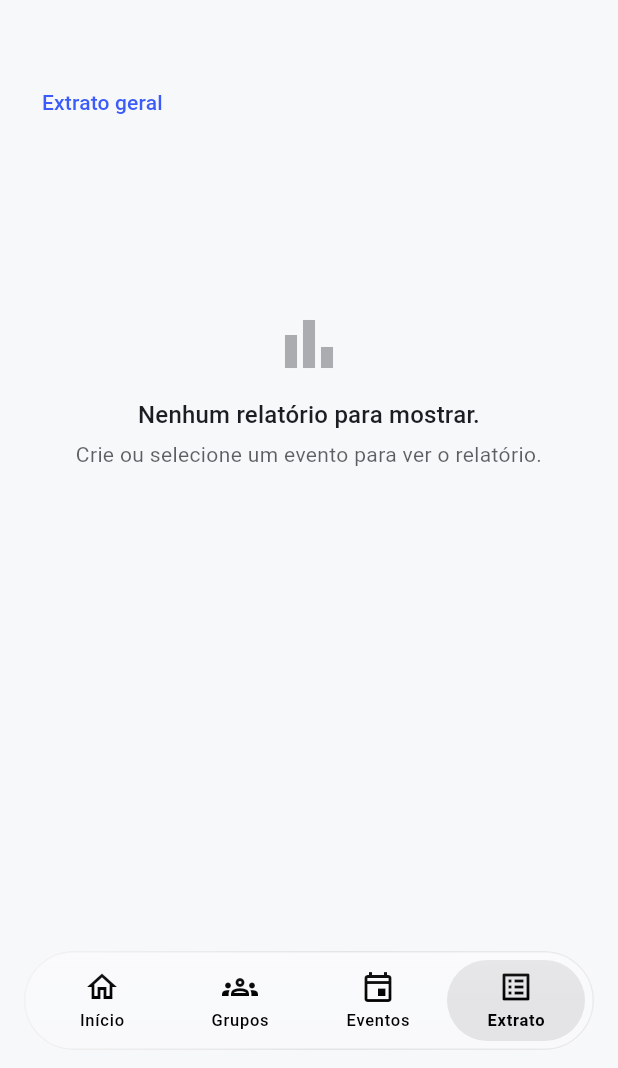
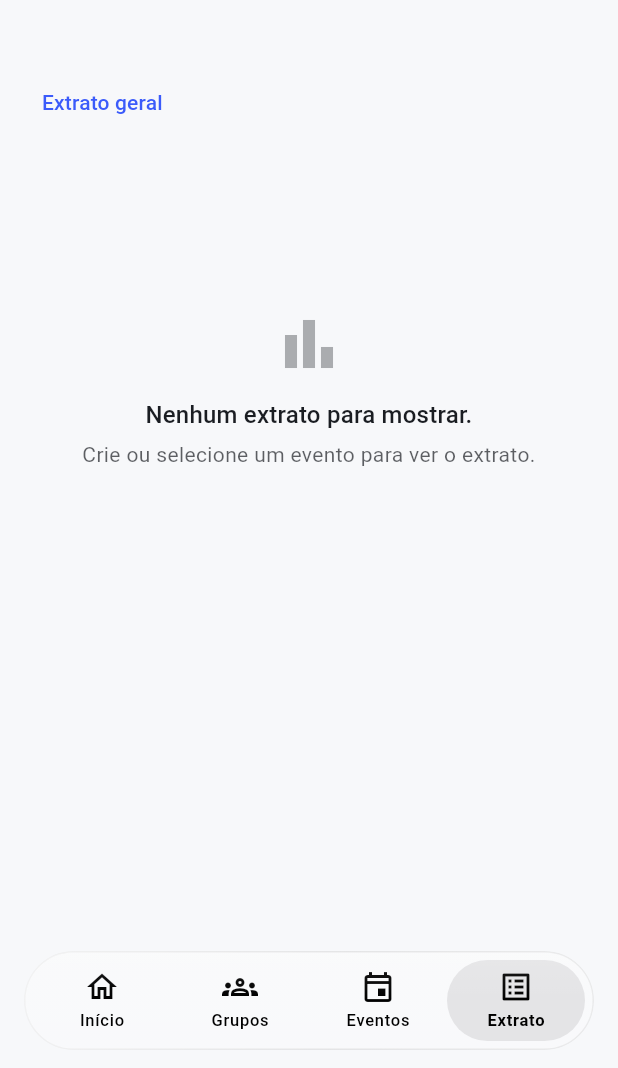
Before and after one commit to vanderborges/split-bill-front, a Flutter app: the StatementPage screen opened by its route, on a phone screen of 412 x 824 dp, the part 168-1236 px from its top. Run offline on Flutter 3.47's test engine with Material 3 defaults, Android fonts, the phone set to English and light mode, and no system bars; our stand-ins replace dio, firebase_core, firebase_messaging, flutter_riverpod, flutter_secure_storage, go_router and 3 more; accounts and stored records are empty; network calls fail.

Commit message:
feat: temporarios so na lista Temporarios (visivel a todos), Extrato com grupos A-Z e eventos do mais novo ao mais antigo, total/saldo na aba Despesas, cobranca sem figurinha

```diff
--- a/lib/features/reports/pages/reports_page.dart
+++ b/lib/features/reports/pages/reports_page.dart
@@ -94,11 +94,13 @@ class EventFilterFields extends ConsumerWidget {
             items: [
               const DropdownMenuItem<String?>(
                   value: null, child: Text('Todos os grupos')),
-              ...groups.map((group) => DropdownMenuItem<String?>(
-                  value: group.id,
-                  child: Text(group.viewerRemoved
-                      ? '${group.name} (você saiu)'
-                      : group.name))),
+              // Grupos em ordem alfabética.
+              ...sortedByNamePtBr(groups, (group) => group.name).map((group) =>
+                  DropdownMenuItem<String?>(
+                      value: group.id,
+                      child: Text(group.viewerRemoved
+                          ? '${group.name} (você saiu)'
+                          : group.name))),
             ],
             onChanged: (value) {
               ref.read(selectedGroupIdProvider.notifier).state = value;
@@ -199,10 +201,15 @@ class EventBalanceView extends ConsumerWidget {
     return reportAsync.when(
       data: (report) {
         if (report == null) {
-          return const EmptyState(
+          // Extrato fala de extrato; Saldo/Relatório, de relatório.
+          return EmptyState(
             icon: Icons.bar_chart_outlined,
-            title: 'Nenhum relatório para mostrar.',
-            message: 'Crie ou selecione um evento para ver o relatório.',
+            title: onlyCurrentUser
+                ? 'Nenhum extrato para mostrar.'
+                : 'Nenhum relatório para mostrar.',
+            message: onlyCurrentUser
+                ? 'Crie ou selecione um evento para ver o extrato.'
+                : 'Crie ou selecione um evento para ver o relatório.',
           );
         }
         // Sem título/status aqui: o status fica na lista do seletor de
--- a/pubspec.yaml
+++ b/pubspec.yaml
@@ -1,7 +1,7 @@
 name: split_bill_front
 description: App para gestao de despesas compartilhadas.
 publish_to: "none"
-version: 1.0.0+60
+version: 1.0.0+61
 environment:
   sdk: ">=3.4.0 <4.0.0"
 
@@ -34,7 +34,6 @@ flutter:
   uses-material-design: true
   assets:
     - assets/icon/app_icon.png
-    - assets/images/bom_dia.webp
 
 flutter_launcher_icons:
   android: true
```
Also changed, not shown: lib/features/events/widgets/event_picker_field.dart (+9 -2 lines), lib/features/expenses/pages/expenses_page.dart (+39 -2 lines), lib/features/groups/pages/groups_page.dart (+26 -11 lines), lib/features/notifications/pages/notifications_page.dart (+3 -28 lines), assets/images/bom_dia.webp (deleted), 1 other file.
